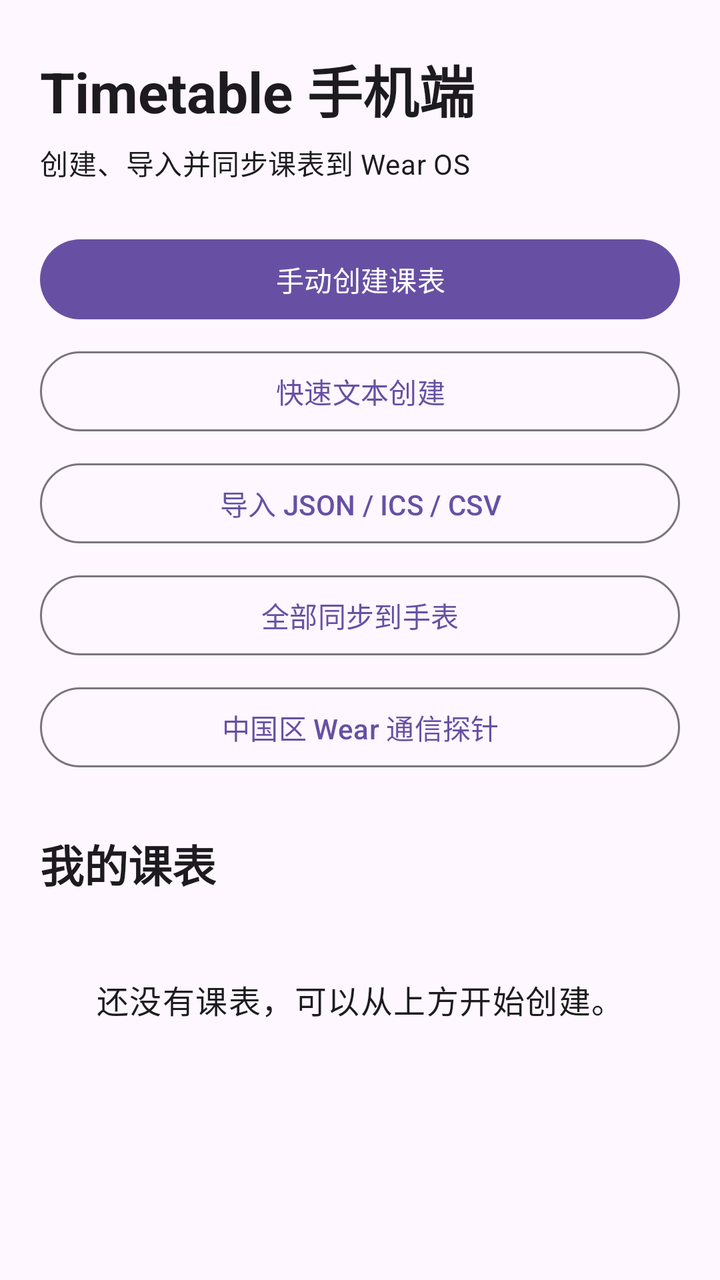
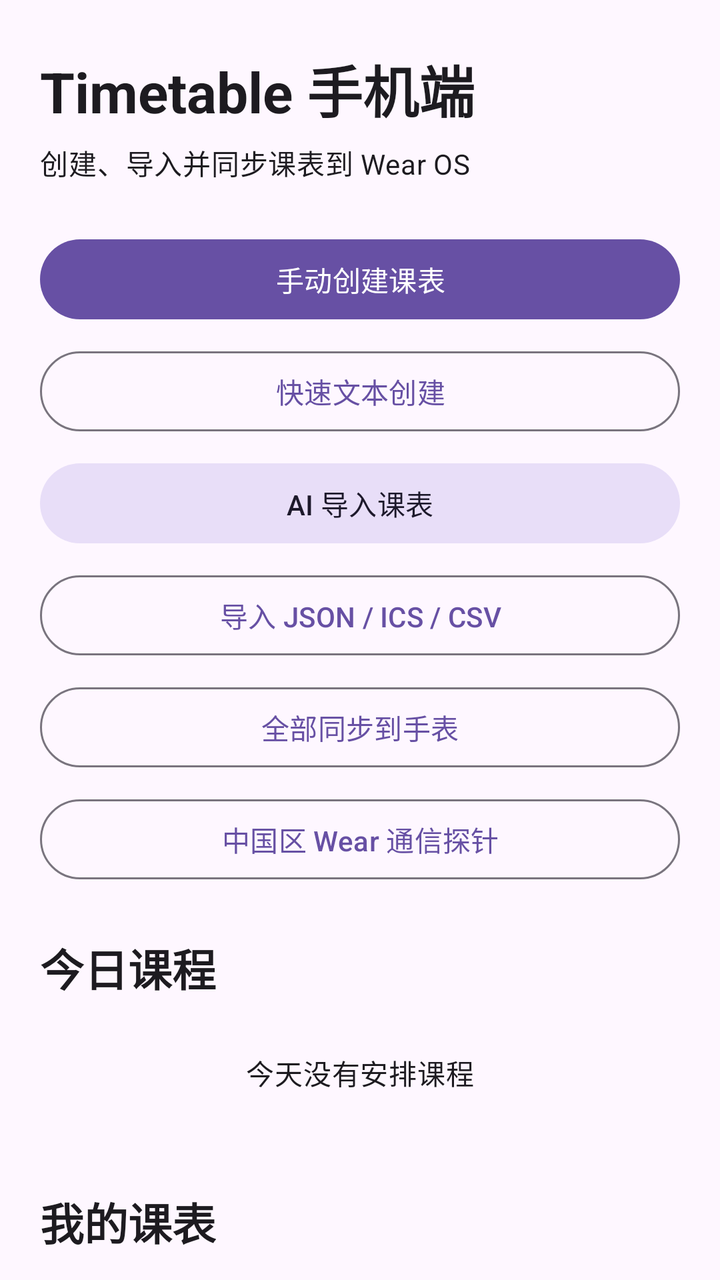

An Android layout rendered at two revisions. The XML below is the earlier revision; the diff shows what the commit changed to produce the second picture.
<!-- AndroidManifest.xml: application theme Theme.Timetable -->
<!-- res/layout/activity_main.xml -->
<?xml version="1.0" encoding="utf-8"?>
<androidx.core.widget.NestedScrollView xmlns:android="http://schemas.android.com/apk/res/android"
    xmlns:tools="http://schemas.android.com/tools"
    android:id="@+id/main"
    android:layout_width="match_parent"
    android:layout_height="match_parent"
    android:fillViewport="true"
    tools:context=".MainActivity">

    <LinearLayout
        android:layout_width="match_parent"
        android:layout_height="wrap_content"
        android:orientation="vertical"
        android:paddingStart="20dp"
        android:paddingTop="24dp"
        android:paddingEnd="20dp"
        android:paddingBottom="32dp">

        <TextView
            android:layout_width="wrap_content"
            android:layout_height="wrap_content"
            android:text="@string/mobile_title"
            android:textAppearance="?attr/textAppearanceHeadlineMedium"
            android:textStyle="bold" />

        <TextView
            android:layout_width="wrap_content"
            android:layout_height="wrap_content"
            android:layout_marginTop="6dp"
            android:text="@string/mobile_subtitle"
            android:textAppearance="?attr/textAppearanceBodyMedium" />

        <com.google.android.material.button.MaterialButton
            android:id="@+id/buttonManualCreate"
            android:layout_width="match_parent"
            android:layout_height="wrap_content"
            android:layout_marginTop="24dp"
            android:text="@string/manual_create" />

        <com.google.android.material.button.MaterialButton
            android:id="@+id/buttonQuickCreate"
            style="@style/Widget.Material3.Button.OutlinedButton"
            android:layout_width="match_parent"
            android:layout_height="wrap_content"
            android:layout_marginTop="8dp"
            android:text="@string/quick_create" />

        <com.google.android.material.button.MaterialButton
            android:id="@+id/buttonImport"
            style="@style/Widget.Material3.Button.OutlinedButton"
            android:layout_width="match_parent"
            android:layout_height="wrap_content"
            android:layout_marginTop="8dp"
            android:text="@string/import_file" />

        <com.google.android.material.button.MaterialButton
            android:id="@+id/buttonSyncAll"
            style="@style/Widget.Material3.Button.OutlinedButton"
            android:layout_width="match_parent"
            android:layout_height="wrap_content"
            android:layout_marginTop="8dp"
            android:text="@string/sync_all_to_watch" />

        <com.google.android.material.button.MaterialButton
            android:id="@+id/buttonWearProbe"
            style="@style/Widget.Material3.Button.OutlinedButton"
            android:layout_width="match_parent"
            android:layout_height="wrap_content"
            android:layout_marginTop="8dp"
            android:text="中国区 Wear 通信探针" />

        <TextView
            android:layout_width="wrap_content"
            android:layout_height="wrap_content"
            android:layout_marginTop="28dp"
            android:text="@string/my_timetables"
            android:textAppearance="?attr/textAppearanceTitleLarge"
            android:textStyle="bold" />

        <TextView
            android:id="@+id/emptyText"
            android:layout_width="match_parent"
            android:layout_height="wrap_content"
            android:layout_marginTop="16dp"
            android:gravity="center"
            android:padding="24dp"
            android:text="@string/no_timetables"
            android:textAppearance="?attr/textAppearanceBodyLarge" />

        <LinearLayout
            android:id="@+id/timetableContainer"
            android:layout_width="match_parent"
            android:layout_height="wrap_content"
            android:layout_marginTop="8dp"
            android:orientation="vertical" />

    </LinearLayout>
</androidx.core.widget.NestedScrollView>
<!-- resources referenced by this layout -->
<resources>
  <string name="import_file">导入 JSON / ICS / CSV</string>
  <string name="manual_create">手动创建课表</string>
  <string name="mobile_subtitle">创建、导入并同步课表到 Wear OS</string>
  <string name="mobile_title">Timetable 手机端</string>
  <string name="my_timetables">我的课表</string>
  <string name="no_timetables">还没有课表，可以从上方开始创建。</string>
  <string name="quick_create">快速文本创建</string>
  <string name="sync_all_to_watch">全部同步到手表</string>
  <style name="Theme.Timetable" parent="Base.Theme.Timetable" />
  <style name="Base.Theme.Timetable" parent="Theme.Material3.DayNight.NoActionBar">
          
          
      </style>
</resources>

<!-- the commit's change to res/layout/activity_main.xml (unified diff, before → after) -->
@@ -46,6 +46,14 @@
             android:text="@string/quick_create" />
 
         <com.google.android.material.button.MaterialButton
+            android:id="@+id/buttonAiImport"
+            style="@style/Widget.Material3.Button.TonalButton"
+            android:layout_width="match_parent"
+            android:layout_height="wrap_content"
+            android:layout_marginTop="8dp"
+            android:text="AI 导入课表" />
+
+        <com.google.android.material.button.MaterialButton
             android:id="@+id/buttonImport"
             style="@style/Widget.Material3.Button.OutlinedButton"
             android:layout_width="match_parent"
@@ -72,7 +80,32 @@
         <TextView
             android:layout_width="wrap_content"
             android:layout_height="wrap_content"
-            android:layout_marginTop="28dp"
+            android:layout_marginTop="24dp"
+            android:text="今日课程"
+            android:textAppearance="?attr/textAppearanceTitleLarge"
+            android:textStyle="bold" />
+
+        <TextView
+            android:id="@+id/todayEmptyText"
+            android:layout_width="match_parent"
+            android:layout_height="wrap_content"
+            android:layout_marginTop="10dp"
+            android:gravity="center"
+            android:padding="16dp"
+            android:text="今天没有安排课程"
+            android:textAppearance="?attr/textAppearanceBodyMedium" />
+
+        <LinearLayout
+            android:id="@+id/todayCourseContainer"
+            android:layout_width="match_parent"
+            android:layout_height="wrap_content"
+            android:layout_marginTop="8dp"
+            android:orientation="vertical" />
+
+        <TextView
+            android:layout_width="wrap_content"
+            android:layout_height="wrap_content"
+            android:layout_marginTop="24dp"
             android:text="@string/my_timetables"
             android:textAppearance="?attr/textAppearanceTitleLarge"
             android:textStyle="bold" />
